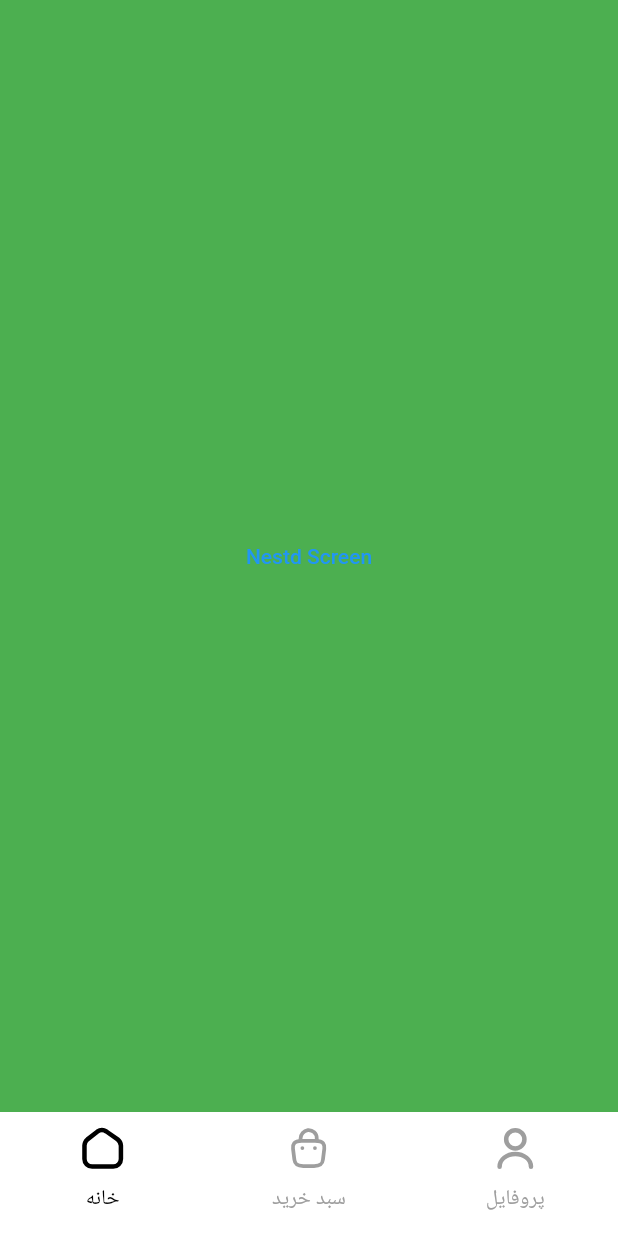
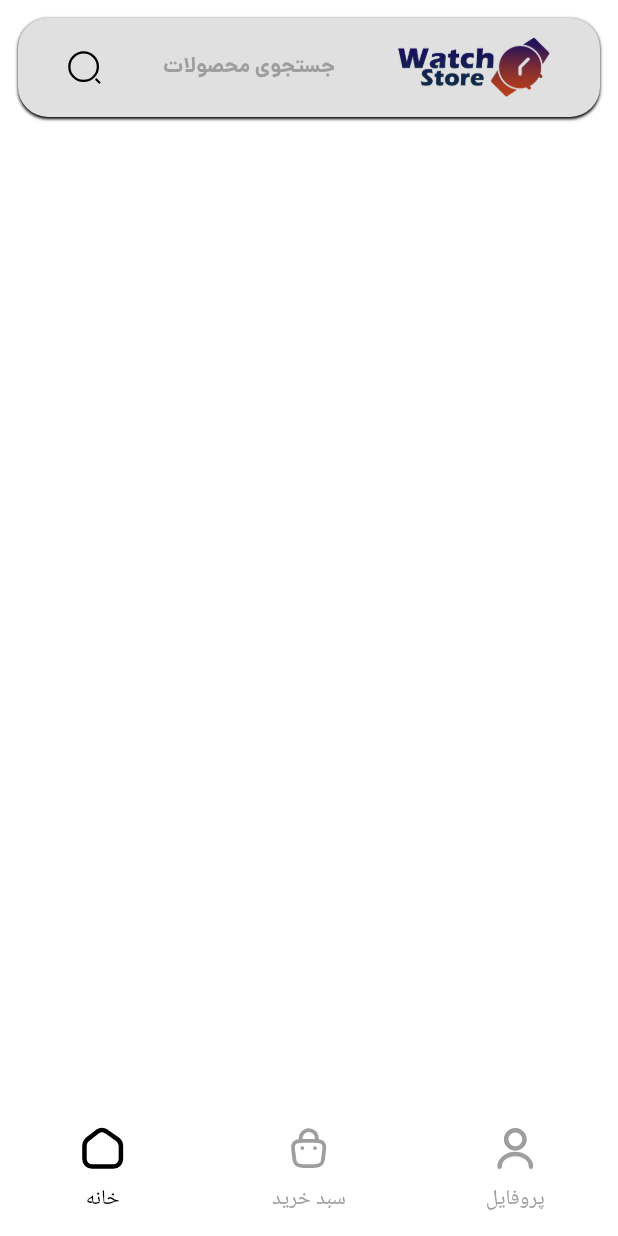
Before and after one commit to danialmkj/watch_store, a Flutter app: the screen it shows after launch, on a phone screen of 412 x 824 dp. Run offline on Flutter 3.47's test engine with Material 2 defaults, Android fonts, the phone set to English and light mode, and no system bars; our stand-ins replace flutter_svg.

Commit message:
add search box

```diff
--- a/lib/screens/home_screen.dart
+++ b/lib/screens/home_screen.dart
@@ -1,23 +1,21 @@
 import 'package:flutter/material.dart';
-
-import 'list_product_screen.dart';
+import 'package:watchstore/widgets/custom_search_box_widget.dart';
 
 class HomeScreen extends StatelessWidget {
   const HomeScreen({super.key});
 
   @override
   Widget build(BuildContext context) {
+    Size size = MediaQuery.of(context).size;
+
     return Scaffold(
-      backgroundColor: Colors.green,
-      body: Center(
-        child: TextButton(
-            onPressed: () =>
-            Navigator.push(
-                context,
-                MaterialPageRoute(
-                  builder: (context) => ProductScreen(),
-                )),
-            child: Text('Nestd Screen')),
+      body: SafeArea(
+        child: Column(
+          children: [
+            //Search Box
+            CustomSearchBoxWidget(size: size)
+            ],
+        ),
       ),
     );
   }
--- /dev/null
+++ b/lib/widgets/custom_search_box_widget.dart
@@ -0,0 +1,40 @@
+import 'package:flutter/material.dart';
+import 'package:flutter_svg/svg.dart';
+import 'package:watchstore/gen/assets.gen.dart';
+import 'package:watchstore/resources/dimens.dart';
+import 'package:watchstore/resources/strings.dart';
+import 'package:watchstore/resources/text_style.dart';
+
+class CustomSearchBoxWidget extends StatelessWidget {
+  const CustomSearchBoxWidget({
+    super.key,
+    required this.size,
+  });
+
+  final Size size;
+
+  @override
+  Widget build(BuildContext context) {
+    return Container(
+      padding: const EdgeInsets.all(Dimens.medium),
+      margin: const EdgeInsets.fromLTRB(
+          Dimens.medium, Dimens.medium, Dimens.medium, 0),
+      decoration: BoxDecoration(boxShadow: const [
+        BoxShadow(color: Colors.black, blurRadius: 1, offset: Offset(0, 1))
+      ], color: Colors.grey[300], borderRadius: BorderRadius.circular(20)),
+      height: size.height * .08,
+      width: double.infinity,
+      child: Row(
+        mainAxisAlignment: MainAxisAlignment.spaceAround,
+        children: [
+          SvgPicture.asset(Assets.images.search),
+          const Text(
+            Strings.searchProduct,
+            style: CustomTextStyle.hintTextStyle,
+          ),
+          Image.asset(Assets.images.mainLogo.path),
+        ],
+      ),
+    );
+  }
+}
```
